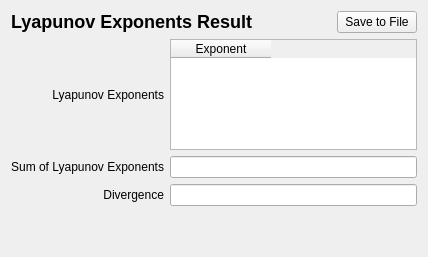
This is copasi/UI/CQLyapResultWidget.ui in copasi/COPASI as Qt 5 draws it before an edit. The edited form follows.
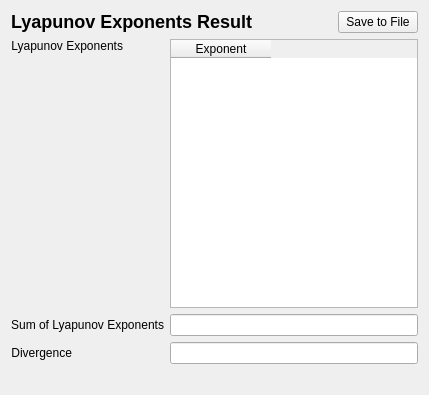
This is the edited form. Custom widgets are drawn as their Qt base class.

Commit message: - issue 3032: use form layout, rather than grid layout for displaying exponents

The edit to the form file:
```diff
--- a/copasi/UI/CQLyapResultWidget.ui
+++ b/copasi/UI/CQLyapResultWidget.ui
@@ -22,10 +22,16 @@
    <rect>
     <x>0</x>
     <y>0</y>
-    <width>428</width>
-    <height>257</height>
+    <width>429</width>
+    <height>395</height>
    </rect>
   </property>
+  <property name="sizePolicy">
+   <sizepolicy hsizetype="Preferred" vsizetype="Expanding">
+    <horstretch>0</horstretch>
+    <verstretch>0</verstretch>
+   </sizepolicy>
+  </property>
   <property name="windowTitle">
    <string>Lyapunov Exponents Result Window</string>
   </property>
@@ -35,7 +41,7 @@
      <item>
       <widget class="QLabel" name="mpLblResult">
        <property name="sizePolicy">
-        <sizepolicy hsizetype="MinimumExpanding" vsizetype="Preferred">
+        <sizepolicy hsizetype="MinimumExpanding" vsizetype="Fixed">
          <horstretch>0</horstretch>
          <verstretch>0</verstretch>
         </sizepolicy>
@@ -78,58 +84,27 @@
     </layout>
    </item>
    <item>
-    <layout class="QGridLayout" name="mWidgetLayout">
+    <layout class="QFormLayout" name="formLayout">
      <item row="0" column="0">
       <widget class="QLabel" name="mLabelExponents">
+       <property name="sizePolicy">
+        <sizepolicy hsizetype="Preferred" vsizetype="Expanding">
+         <horstretch>0</horstretch>
+         <verstretch>0</verstretch>
+        </sizepolicy>
+       </property>
        <property name="text">
         <string>Lyapunov Exponents</string>
        </property>
        <property name="alignment">
-        <set>Qt::AlignRight|Qt::AlignTrailing|Qt::AlignVCenter</set>
-       </property>
-      </widget>
-     </item>
-     <item row="3" column="1">
-      <spacer name="spacer">
-       <property name="orientation">
-        <enum>Qt::Horizontal</enum>
-       </property>
-       <property name="sizeHint" stdset="0">
-        <size>
-         <width>40</width>
-         <height>20</height>
-        </size>
-       </property>
-      </spacer>
-     </item>
-     <item row="2" column="1">
-      <widget class="QLineEdit" name="mLineEditDivergence">
-       <property name="readOnly">
-        <bool>true</bool>
-       </property>
-      </widget>
-     </item>
-     <item row="2" column="0">
-      <widget class="QLabel" name="mLabelDivergence">
-       <property name="text">
-        <string>Divergence</string>
-       </property>
-       <property name="alignment">
-        <set>Qt::AlignRight|Qt::AlignTrailing|Qt::AlignVCenter</set>
-       </property>
-      </widget>
-     </item>
-     <item row="1" column="1">
-      <widget class="QLineEdit" name="mLineEditSum">
-       <property name="readOnly">
-        <bool>true</bool>
+        <set>Qt::AlignRight|Qt::AlignTop|Qt::AlignTrailing</set>
        </property>
       </widget>
      </item>
      <item row="0" column="1">
       <widget class="QTableWidget" name="mTableExponents">
        <property name="sizePolicy">
-        <sizepolicy hsizetype="Preferred" vsizetype="Preferred">
+        <sizepolicy hsizetype="Preferred" vsizetype="Expanding">
          <horstretch>0</horstretch>
          <verstretch>0</verstretch>
         </sizepolicy>
@@ -147,16 +122,6 @@
        </column>
       </widget>
      </item>
-     <item row="4" column="1">
-      <widget class="QLabel" name="mLabelComment">
-       <property name="text">
-        <string/>
-       </property>
-       <property name="wordWrap">
-        <bool>true</bool>
-       </property>
-      </widget>
-     </item>
      <item row="1" column="0">
       <widget class="QLabel" name="mLabelSum">
        <property name="text">
@@ -167,21 +132,42 @@
        </property>
       </widget>
      </item>
-     <item row="5" column="1">
-      <spacer name="verticalSpacer">
-       <property name="orientation">
-        <enum>Qt::Vertical</enum>
+     <item row="1" column="1">
+      <widget class="QLineEdit" name="mLineEditSum">
+       <property name="readOnly">
+        <bool>true</bool>
        </property>
-       <property name="sizeHint" stdset="0">
-        <size>
-         <width>20</width>
-         <height>40</height>
-        </size>
+      </widget>
+     </item>
+     <item row="2" column="0">
+      <widget class="QLabel" name="mLabelDivergence">
+       <property name="text">
+        <string>Divergence</string>
        </property>
-      </spacer>
+       <property name="alignment">
+        <set>Qt::AlignRight|Qt::AlignTrailing|Qt::AlignVCenter</set>
+       </property>
+      </widget>
+     </item>
+     <item row="2" column="1">
+      <widget class="QLineEdit" name="mLineEditDivergence">
+       <property name="readOnly">
+        <bool>true</bool>
+       </property>
+      </widget>
      </item>
     </layout>
    </item>
+   <item>
+    <widget class="QLabel" name="mLabelComment">
+     <property name="text">
+      <string/>
+     </property>
+     <property name="wordWrap">
+      <bool>true</bool>
+     </property>
+    </widget>
+   </item>
   </layout>
  </widget>
  <customwidgets>
```
Left out of the diff: 2 changed lines with no effect on the pictures.
